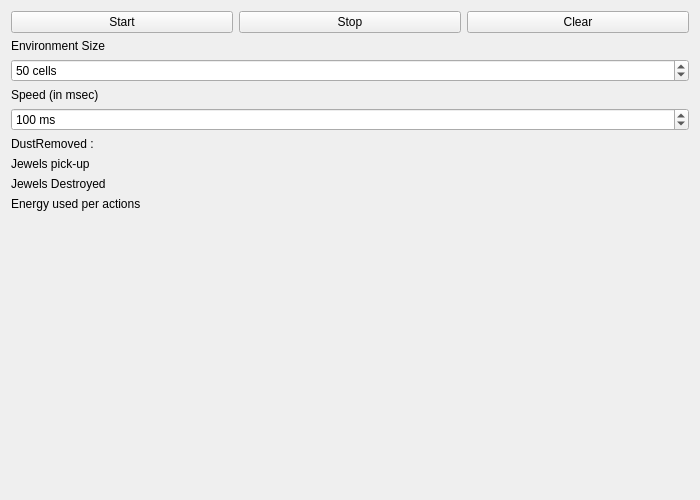
kwidz/AIVacuumCleaner, file VacuumCleaner/mainwindow.ui: the form before one commit.
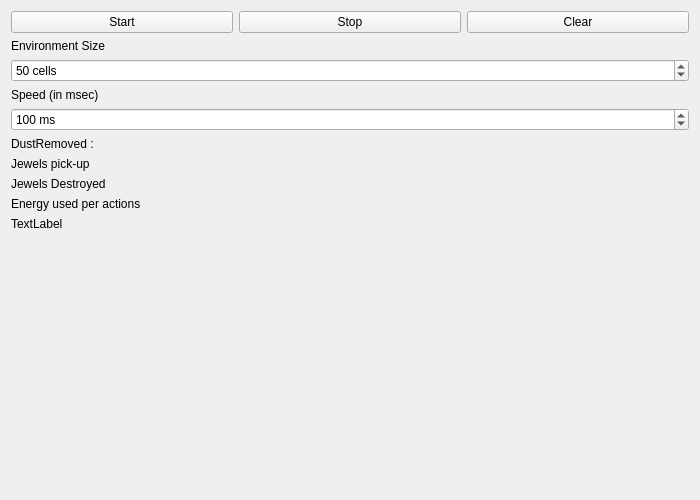
The form after the commit.

Commit message: avancée mise a jour UI

The edit to the form file:
```diff
--- a/VacuumCleaner/mainwindow.ui
+++ b/VacuumCleaner/mainwindow.ui
@@ -124,6 +124,13 @@
           </property>
          </widget>
         </item>
+        <item>
+         <widget class="QLabel" name="MachineSearch">
+          <property name="text">
+           <string>TextLabel</string>
+          </property>
+         </widget>
+        </item>
         <item>
          <layout class="QHBoxLayout" name="fileLayout"/>
         </item>
```
The commit also changes 5 other files.
